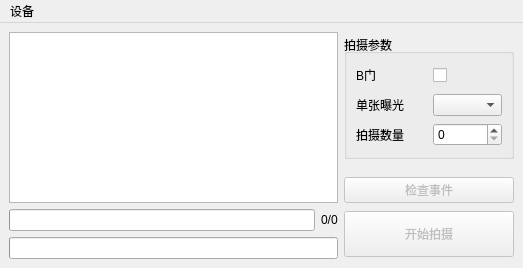
Before: the Qt Designer form shutter_qt5.ui in readme9txt/shutter, drawn with Qt 5.
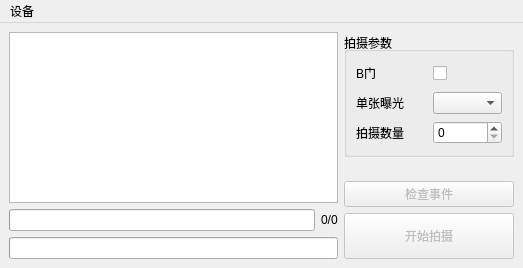
After: the same form once the commit is applied.

Commit message: 添加弹簧

What changed in the file:
```diff
--- a/shutter_qt5.ui
+++ b/shutter_qt5.ui
@@ -210,6 +210,19 @@
         </property>
        </spacer>
       </item>
+      <item>
+       <spacer name="verticalSpacer">
+        <property name="orientation">
+         <enum>Qt::Vertical</enum>
+        </property>
+        <property name="sizeHint" stdset="0">
+         <size>
+          <width>20</width>
+          <height>40</height>
+         </size>
+        </property>
+       </spacer>
+      </item>
       <item>
        <widget class="QPushButton" name="btn_check_event">
         <property name="enabled">
```
The commit also changes 1 other file.
